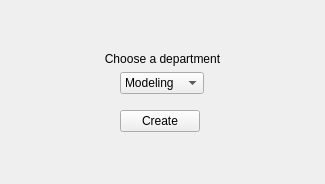
elenagiuliani/Elena_PythonAdvanced, file library/apps/ui/arScene.ui: the form before one commit.
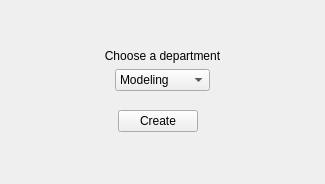
The form after the commit.

The edit to the form file:
```diff
--- a/library/apps/ui/arScene.ui
+++ b/library/apps/ui/arScene.ui
@@ -76,7 +76,39 @@
       </item>
       <item>
        <layout class="QGridLayout" name="gridLayout">
-        <item row="0" column="0">
+        <property name="spacing">
+         <number>6</number>
+        </property>
+        <item row="1" column="1">
+         <spacer name="verticalSpacer">
+          <property name="orientation">
+           <enum>Qt::Orientation::Vertical</enum>
+          </property>
+          <property name="sizeType">
+           <enum>QSizePolicy::Policy::Fixed</enum>
+          </property>
+          <property name="sizeHint" stdset="0">
+           <size>
+            <width>10</width>
+            <height>10</height>
+           </size>
+          </property>
+         </spacer>
+        </item>
+        <item row="2" column="4">
+         <spacer name="horizontalSpacer_2">
+          <property name="orientation">
+           <enum>Qt::Orientation::Horizontal</enum>
+          </property>
+          <property name="sizeHint" stdset="0">
+           <size>
+            <width>40</width>
+            <height>20</height>
+           </size>
+          </property>
+         </spacer>
+        </item>
+        <item row="0" column="1">
          <widget class="QComboBox" name="cbxChooseDepartment">
           <property name="sizePolicy">
            <sizepolicy hsizetype="Fixed" vsizetype="Fixed">
@@ -86,13 +118,21 @@
           </property>
           <property name="maximumSize">
            <size>
-            <width>90</width>
+            <width>110</width>
             <height>16777215</height>
            </size>
           </property>
           <property name="styleSheet">
            <string notr="true"/>
           </property>
+          <property name="currentIndex">
+           <number>1</number>
+          </property>
+          <item>
+           <property name="text">
+            <string>3Dscanning</string>
+           </property>
+          </item>
           <item>
            <property name="text">
             <string>Modeling</string>
@@ -136,37 +176,67 @@
          </widget>
         </item>
         <item row="2" column="0">
-         <widget class="QPushButton" name="btnCreateScene">
+         <spacer name="horizontalSpacer">
+          <property name="orientation">
+           <enum>Qt::Orientation::Horizontal</enum>
+          </property>
+          <property name="sizeHint" stdset="0">
+           <size>
+            <width>40</width>
+            <height>20</height>
+           </size>
+          </property>
+         </spacer>
+        </item>
+        <item row="2" column="1">
+         <widget class="QWidget" name="widget" native="true">
           <property name="sizePolicy">
-           <sizepolicy hsizetype="Fixed" vsizetype="Fixed">
+           <sizepolicy hsizetype="Fixed" vsizetype="Preferred">
             <horstretch>0</horstretch>
             <verstretch>0</verstretch>
            </sizepolicy>
           </property>
-          <property name="styleSheet">
-           <string notr="true">text-align: center;</string>
+          <property name="minimumSize">
+           <size>
+            <width>90</width>
+            <height>0</height>
+           </size>
           </property>
-          <property name="text">
-           <string>Create</string>
-          </property>
+          <layout class="QVBoxLayout" name="verticalLayout_3">
+           <property name="spacing">
+            <number>0</number>
+           </property>
+           <property name="leftMargin">
+            <number>3</number>
+           </property>
+           <property name="topMargin">
+            <number>3</number>
+           </property>
+           <property name="rightMargin">
+            <number>3</number>
+           </property>
+           <property name="bottomMargin">
+            <number>3</number>
+           </property>
+           <item>
+            <widget class="QPushButton" name="btnCreateScene">
+             <property name="sizePolicy">
+              <sizepolicy hsizetype="Fixed" vsizetype="Fixed">
+               <horstretch>0</horstretch>
+               <verstretch>0</verstretch>
+              </sizepolicy>
+             </property>
+             <property name="styleSheet">
+              <string notr="true">text-align: center;</string>
+             </property>
+             <property name="text">
+              <string>Create</string>
+             </property>
+            </widget>
+           </item>
+          </layout>
          </widget>
         </item>
-        <item row="1" column="0">
-         <spacer name="verticalSpacer">
-          <property name="orientation">
-           <enum>Qt::Orientation::Vertical</enum>
-          </property>
-          <property name="sizeType">
-           <enum>QSizePolicy::Policy::Fixed</enum>
-          </property>
-          <property name="sizeHint" stdset="0">
-           <size>
-            <width>10</width>
-            <height>10</height>
-           </size>
-          </property>
-         </spacer>
-        </item>
        </layout>
       </item>
       <item>
```
Left out of the diff: 7 changed lines with no effect on the pictures.
